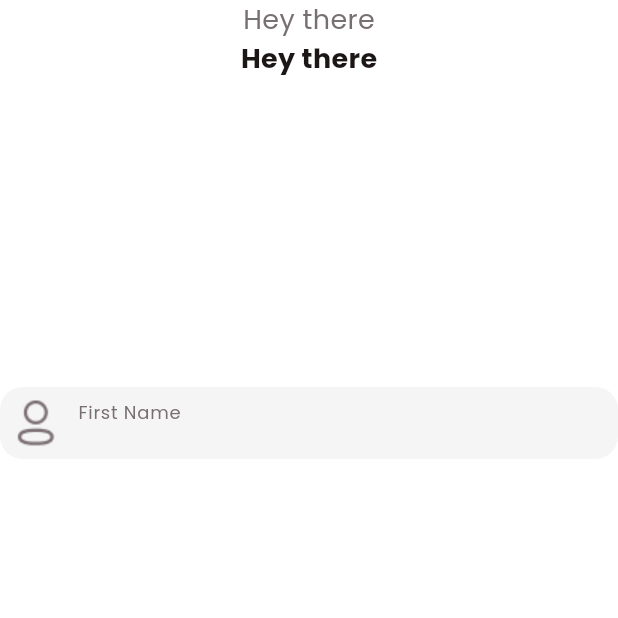
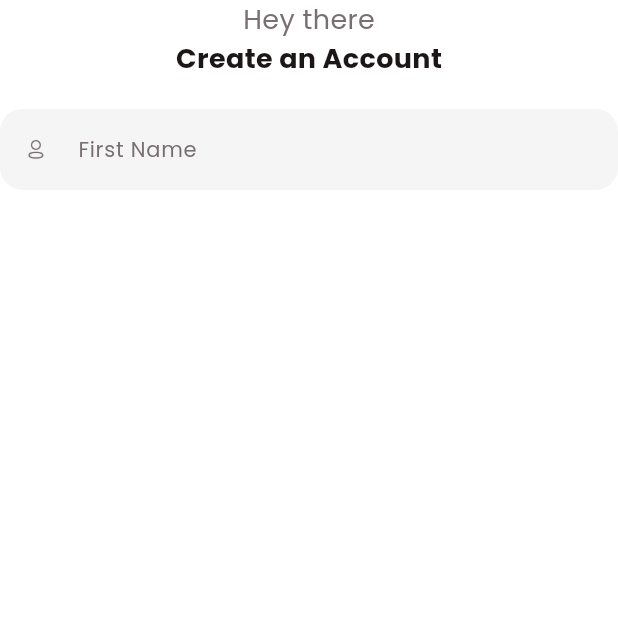
Before and after one commit to aagh20190-code/upwards, a Flutter app: the SignupView screen opened directly, on a phone screen of 412 x 824 dp, the top half of it. Run offline on Flutter 3.47's test engine with Material 3 defaults, Android fonts, the phone set to English and light mode, and no system bars.

Commit message:
textFieldEdit

```diff
--- a/lib/view/login/signup_view.dart
+++ b/lib/view/login/signup_view.dart
@@ -26,23 +26,32 @@ class _SignupViewState extends State<SignupView> {
               ),
 
               Text(
-              "Hey there",
+              "Create an Account",
               style: TextStyle(color: TColor.black,
               fontSize: 18,
               fontWeight: FontWeight.w700),
               ),
               SizedBox(
-                height: media.width*0.5,
+                height: media.width*0.05,
               ),
               Container(
                 decoration: BoxDecoration(color: TColor.lightGrey,borderRadius: BorderRadius.circular(15)),
                 child:TextField(decoration: InputDecoration(
-                  contentPadding: const EdgeInsets.symmetric(horizontal: 15,vertical: 4),
+                  contentPadding: const EdgeInsets.symmetric(horizontal: 15,vertical: 15),
                   enabledBorder: InputBorder.none,
                   focusedBorder: InputBorder.none,
                   hintText: "First Name",
-                  prefixIcon: Image.asset("assets/img/profile.png",width: 15,),
-                  hintStyle: TextStyle(color: TColor.grey,fontSize: 12),
+                  prefixIcon: Container(
+                    width: 15,
+                    height: 15,
+                    alignment: Alignment.center,
+                  child: Image.asset(
+                    "assets/img/user.png",
+                    height: 15,
+                    width: 15,
+                    fit: BoxFit.contain,
+                    color: TColor.grey,)),
+                  hintStyle: TextStyle(color: TColor.grey,fontSize: 14),
                 ),),
               )
             ],
```
Also changed, not shown: lib/common_widget/round_textfield.dart (added, +35 -0 lines), assets/img/user.png (renamed from assets/img/profile.png).
